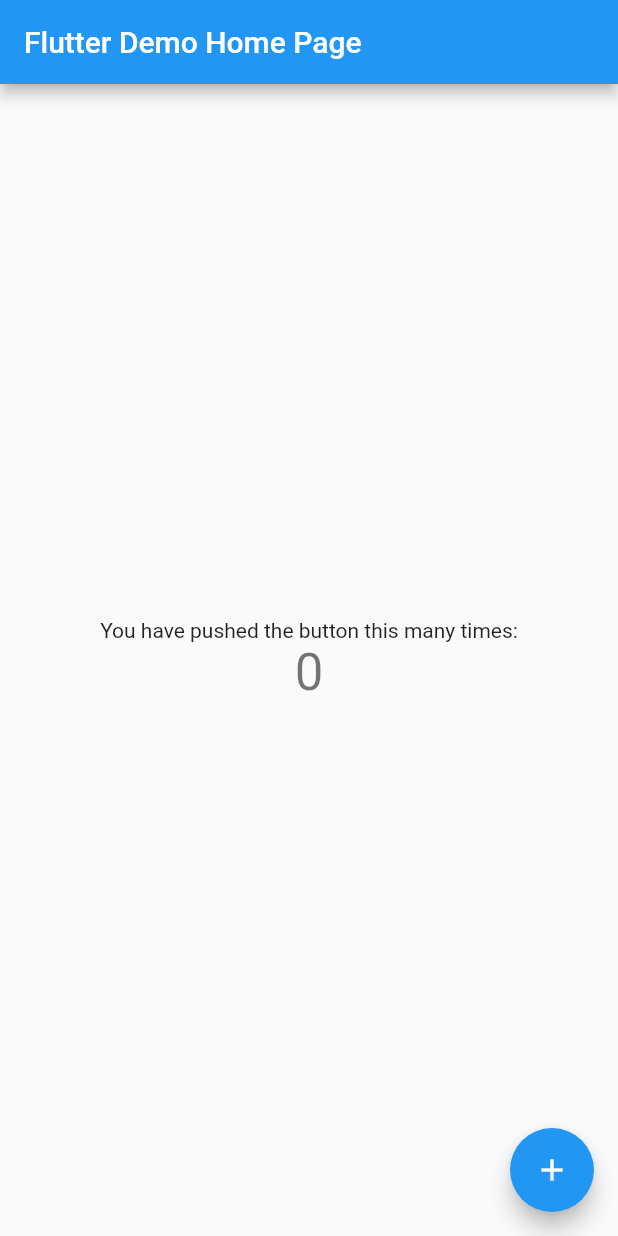
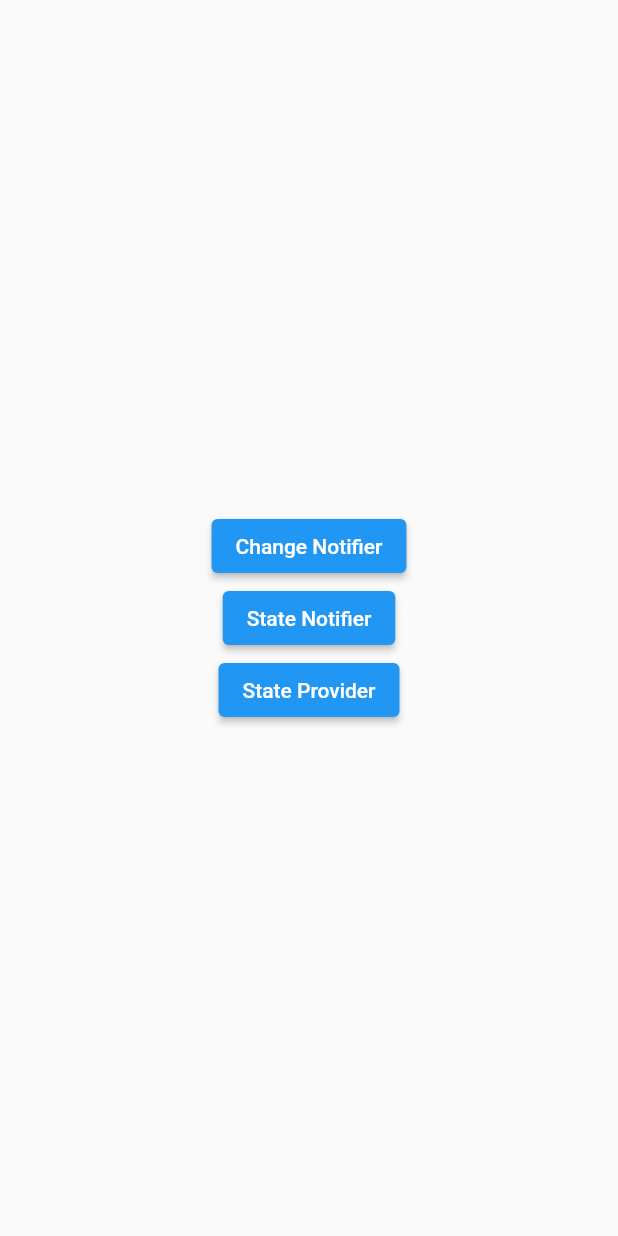
Before and after one commit to omdxp/counter_riverpod, a Flutter app: the screen it shows after launch, on a phone screen of 412 x 824 dp. Run offline on Flutter 3.47's test engine with Material 2 defaults, Android fonts, the phone set to English and light mode, and no system bars; our stand-ins replace flutter_riverpod.

Commit message:
Structuring app.

```diff
--- a/lib/main.dart
+++ b/lib/main.dart
@@ -1,113 +1,29 @@
 import 'package:flutter/material.dart';
+import 'package:flutter_riverpod/flutter_riverpod.dart';
+import 'package:riverpod_counter/src/screens/counter_change_notifier.dart';
+import 'package:riverpod_counter/src/screens/counter_state_notifier.dart';
+import 'package:riverpod_counter/src/screens/counter_state_provider.dart';
+import 'package:riverpod_counter/src/screens/home.dart';
 
-void main() {
-  runApp(MyApp());
-}
+void main() => runApp(ProviderScope(child: RiverpodCounterApp()));
 
-class MyApp extends StatelessWidget {
-  // This widget is the root of your application.
+const changeNotiferRoute = 'changeNotifierRoute';
+const stateNotifierRoute = 'stateNotifierRoute';
+const stateProviderRoute = 'stateProviderRoute';
+
+class RiverpodCounterApp extends StatelessWidget {
   @override
   Widget build(BuildContext context) {
     return MaterialApp(
-      title: 'Flutter Demo',
-      theme: ThemeData(
-        // This is the theme of your application.
-        //
-        // Try running your application with "flutter run". You'll see the
-        // application has a blue toolbar. Then, without quitting the app, try
-        // changing the primarySwatch below to Colors.green and then invoke
-        // "hot reload" (press "r" in the console where you ran "flutter run",
-        // or simply save your changes to "hot reload" in a Flutter IDE).
-        // Notice that the counter didn't reset back to zero; the application
-        // is not restarted.
-        primarySwatch: Colors.blue,
-      ),
-      home: MyHomePage(title: 'Flutter Demo Home Page'),
+      debugShowCheckedModeBanner: false,
+      title: 'Riverpod Counter',
+      initialRoute: '/',
+      routes: {
+        '/': (context) => Home(),
+        changeNotiferRoute: (context) => CounterChangeNotifierPage(),
+        stateNotifierRoute: (context) => CounterStateNotifierPage(),
+        stateProviderRoute: (context) => CounterStateProviderPage(),
+      },
     );
   }
 }
-
-class MyHomePage extends StatefulWidget {
-  MyHomePage({Key? key, required this.title}) : super(key: key);
-
-  // This widget is the home page of your application. It is stateful, meaning
-  // that it has a State object (defined below) that contains fields that affect
-  // how it looks.
-
-  // This class is the configuration for the state. It holds the values (in this
-  // case the title) provided by the parent (in this case the App widget) and
-  // used by the build method of the State. Fields in a Widget subclass are
-  // always marked "final".
-
-  final String title;
-
-  @override
-  _MyHomePageState createState() => _MyHomePageState();
-}
-
-class _MyHomePageState extends State<MyHomePage> {
-  int _counter = 0;
-
-  void _incrementCounter() {
-    setState(() {
-      // This call to setState tells the Flutter framework that something has
-      // changed in this State, which causes it to rerun the build method below
-      // so that the display can reflect the updated values. If we changed
-      // _counter without calling setState(), then the build method would not be
-      // called again, and so nothing would appear to happen.
-      _counter++;
-    });
-  }
-
-  @override
-  Widget build(BuildContext context) {
-    // This method is rerun every time setState is called, for instance as done
-    // by the _incrementCounter method above.
-    //
-    // The Flutter framework has been optimized to make rerunning build methods
-    // fast, so that you can just rebuild anything that needs updating rather
-    // than having to individually change instances of widgets.
-    return Scaffold(
-      appBar: AppBar(
-        // Here we take the value from the MyHomePage object that was created by
-        // the App.build method, and use it to set our appbar title.
-        title: Text(widget.title),
-      ),
-      body: Center(
-        // Center is a layout widget. It takes a single child and positions it
-        // in the middle of the parent.
-        child: Column(
-          // Column is also a layout widget. It takes a list of children and
-          // arranges them vertically. By default, it sizes itself to fit its
-          // children horizontally, and tries to be as tall as its parent.
-          //
-          // Invoke "debug painting" (press "p" in the console, choose the
-          // "Toggle Debug Paint" action from the Flutter Inspector in Android
-          // Studio, or the "Toggle Debug Paint" command in Visual Studio Code)
-          // to see the wireframe for each widget.
-          //
-          // Column has various properties to control how it sizes itself and
-          // how it positions its children. Here we use mainAxisAlignment to
-          // center the children vertically; the main axis here is the vertical
-          // axis because Columns are vertical (the cross axis would be
-          // horizontal).
-          mainAxisAlignment: MainAxisAlignment.center,
-          children: <Widget>[
-            Text(
-              'You have pushed the button this many times:',
-            ),
-            Text(
-              '$_counter',
-              style: Theme.of(context).textTheme.headline4,
-            ),
-          ],
-        ),
-      ),
-      floatingActionButton: FloatingActionButton(
-        onPressed: _incrementCounter,
-        tooltip: 'Increment',
-        child: Icon(Icons.add),
-      ), // This trailing comma makes auto-formatting nicer for build methods.
-    );
-  }
-}
--- /dev/null
+++ b/lib/src/screens/counter_change_notifier.dart
@@ -0,0 +1,14 @@
+import 'package:flutter/material.dart';
+
+class CounterChangeNotifierPage extends StatelessWidget {
+  const CounterChangeNotifierPage({Key? key}) : super(key: key);
+
+  @override
+  Widget build(BuildContext context) {
+    return Scaffold(
+      appBar: AppBar(
+        title: Text('Change Notifier'),
+      ),
+    );
+  }
+}
--- /dev/null
+++ b/lib/src/screens/home.dart
@@ -0,0 +1,36 @@
+import 'package:flutter/material.dart';
+import 'package:riverpod_counter/main.dart';
+
+class Home extends StatelessWidget {
+  const Home({Key? key}) : super(key: key);
+
+  @override
+  Widget build(BuildContext context) {
+    return Scaffold(
+      body: SafeArea(
+        child: Center(
+          child: Column(
+            mainAxisAlignment: MainAxisAlignment.center,
+            children: [
+              ElevatedButton(
+                  onPressed: () {
+                    Navigator.pushNamed(context, changeNotiferRoute);
+                  },
+                  child: Text('Change Notifier')),
+              ElevatedButton(
+                  onPressed: () {
+                    Navigator.pushNamed(context, stateNotifierRoute);
+                  },
+                  child: Text('State Notifier')),
+              ElevatedButton(
+                  onPressed: () {
+                    Navigator.pushNamed(context, stateProviderRoute);
+                  },
+                  child: Text('State Provider')),
+            ],
+          ),
+        ),
+      ),
+    );
+  }
+}
--- a/pubspec.yaml
+++ b/pubspec.yaml
@@ -3,7 +3,7 @@
 
 # The following line prevents the package from being accidentally published to
 # pub.dev using `pub publish`. This is preferred for private packages.
-publish_to: 'none' # Remove this line if you wish to publish to pub.dev
+publish_to: "none" # Remove this line if you wish to publish to pub.dev
 
 # The following defines the version and build number for your application.
 # A version number is three numbers separated by dots, like 1.2.43
@@ -24,10 +24,10 @@
   flutter:
     sdk: flutter
 
-
   # The following adds the Cupertino Icons font to your application.
   # Use with the CupertinoIcons class for iOS style icons.
   cupertino_icons: ^1.0.2
+  flutter_riverpod: ^0.14.0+3
 
 dev_dependencies:
   flutter_test:
@@ -38,7 +38,6 @@
 
 # The following section is specific to Flutter.
 flutter:
-
   # The following line ensures that the Material Icons font is
   # included with your application, so that you can use the icons in
   # the material Icons class.
```
Also changed, not shown: lib/src/screens/counter_state_notifier.dart (added, +14 -0 lines), lib/src/screens/counter_state_provider.dart (added, +14 -0 lines), pubspec.lock.
